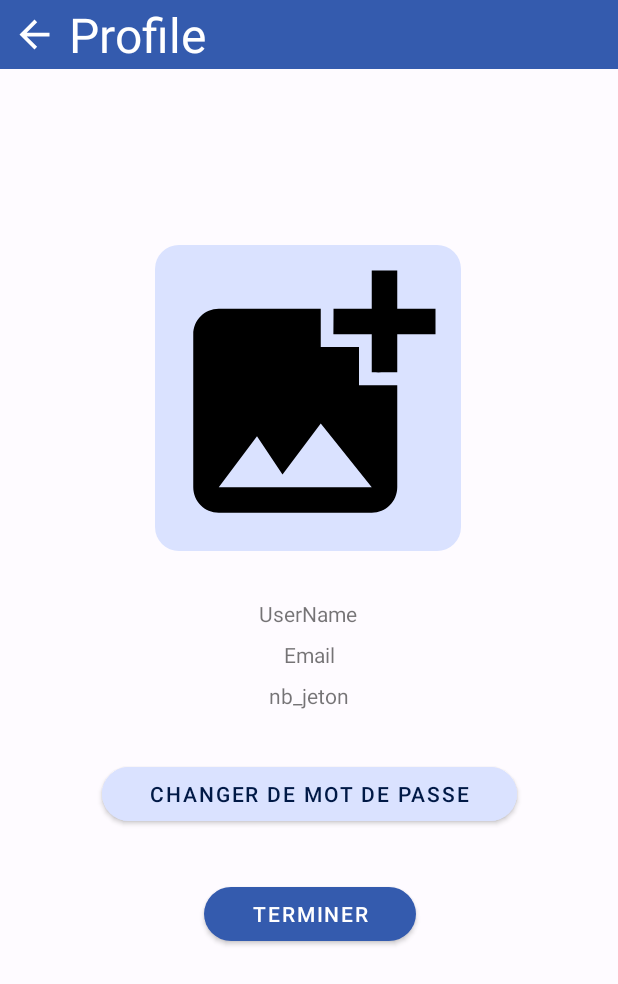
After one commit to MAXCOEUR/citycards, an Android app: the layout activity_profile.xml on its own in the app's theme, with its tools: preview values and no code run, on a phone screen of 412 x 824 dp. The commit adds this screen. Shown: the top 984 px of the screen. Run offline under Robolectric (Android 15) with nearby library versions, the phone set to English and light mode, and no system bars.

Commit message:
Création view model et layout profile

```diff
--- a/app/src/main/java/com/example/citycards/RetrofitAPi/ApiService.kt
+++ b/app/src/main/java/com/example/citycards/RetrofitAPi/ApiService.kt
@@ -15,5 +15,4 @@ interface ApiService {
                           @Query("minPopulation") minPop: Int=15000,
                           @Query("maxPopulation") maxPop: Int?=null,
     ): Response<CityList>
-
 }
--- a/app/src/main/java/com/example/citycards/View/Main/MainActivity.kt
+++ b/app/src/main/java/com/example/citycards/View/Main/MainActivity.kt
@@ -13,7 +13,7 @@ import com.example.citycards.View.Main.home.HomeFragment
 import com.example.citycards.View.Main.notifications.NotificationsFragment
 import java.io.Serializable
 
-class MainActivity : AppCompatActivity() {
+class  MainActivity : AppCompatActivity() {
 
     companion object {
         const val CLE_USER = "CLE_USER1"
--- /dev/null
+++ b/app/src/main/java/com/example/citycards/View/Porfile/ProfileFragment.kt
@@ -0,0 +1,49 @@
+package com.example.citycards.View.Porfile
+
+import android.os.Bundle
+import android.util.Log
+import android.view.WindowManager
+import androidx.appcompat.app.AppCompatActivity
+import com.example.citycards.Model.User
+import com.example.citycards.R
+import com.example.citycards.View.Main.dashboard.DashboardFragment
+import com.example.citycards.View.Main.home.HomeFragment
+import com.example.citycards.View.Main.notifications.NotificationsFragment
+import com.example.citycards.databinding.ActivityMainBinding
+import com.google.android.material.bottomnavigation.BottomNavigationView
+
+
+class ProfileFragment : AppCompatActivity() {
+
+    companion object {
+        const val CLE_USER = "CLE_USER1"
+    }
+
+    private lateinit var binding: ActivityMainBinding
+    lateinit var user: User
+
+    override fun onCreate(savedInstanceState: Bundle?) {
+        super.onCreate(savedInstanceState)
+        this.window?.setSoftInputMode(WindowManager.LayoutParams.SOFT_INPUT_ADJUST_RESIZE)
+        binding = ActivityMainBinding.inflate(layoutInflater)
+        setContentView(binding.root)
+
+        val intent = intent
+        user = intent.getSerializableExtra(ProfileFragment.CLE_USER) as User
+
+
+        val fragmentManager = supportFragmentManager
+
+        // Commencez la transaction
+        val transaction = fragmentManager.beginTransaction()
+
+        // Créez une instance du fragment que vous souhaitez afficher
+
+
+        // Validez la transaction
+        transaction.commit()
+
+
+
+    }
+}
--- /dev/null
+++ b/app/src/main/java/com/example/citycards/View/Porfile/ProfileViewModel.kt
@@ -0,0 +1,13 @@
+package com.example.citycards.View.Porfile
+
+import androidx.lifecycle.LiveData
+import androidx.lifecycle.MutableLiveData
+import androidx.lifecycle.ViewModel
+
+class ProfileViewModel : ViewModel() {
+
+    private val _text = MutableLiveData<String>().apply {
+        value = "This is Profile Fragment"
+    }
+    val text: LiveData<String> = _text
+}
--- /dev/null
+++ b/app/src/main/res/layout/activity_profile.xml
@@ -0,0 +1,121 @@
+<?xml version="1.0" encoding="utf-8"?>
+<androidx.constraintlayout.widget.ConstraintLayout xmlns:android="http://schemas.android.com/apk/res/android"
+    xmlns:app="http://schemas.android.com/apk/res-auto"
+    xmlns:tools="http://schemas.android.com/tools"
+    android:layout_width="match_parent"
+    android:layout_height="match_parent">
+
+    <TextView
+        android:id="@+id/tv_userName4"
+        android:layout_width="wrap_content"
+        android:layout_height="wrap_content"
+        android:layout_marginTop="8dp"
+        android:text="nb_jeton"
+        app:layout_constraintEnd_toEndOf="parent"
+        app:layout_constraintStart_toStartOf="parent"
+        app:layout_constraintTop_toBottomOf="@+id/tv_userName3" />
+
+    <androidx.constraintlayout.widget.ConstraintLayout
+        android:id="@+id/constraintLayout"
+        android:layout_width="0dp"
+        android:layout_height="wrap_content"
+        android:background="@color/primary"
+        app:layout_constraintEnd_toEndOf="parent"
+        app:layout_constraintHorizontal_bias="0.0"
+        app:layout_constraintStart_toStartOf="parent"
+        app:layout_constraintTop_toTopOf="parent">
+
+        <TextView
+            android:id="@+id/tv_Titre"
+            android:layout_width="0dp"
+            android:layout_height="wrap_content"
+            android:layout_marginStart="@dimen/taille8"
+            android:text="Profile"
+            android:textColor="@color/onPrimary"
+            android:textSize="@dimen/Fonttaille32"
+            app:layout_constraintBottom_toBottomOf="parent"
+            app:layout_constraintEnd_toEndOf="parent"
+            app:layout_constraintStart_toEndOf="@+id/bt_back"
+            app:layout_constraintTop_toTopOf="parent" />
+
+        <ImageButton
+            android:id="@+id/bt_back"
+            android:layout_width="30dp"
+            android:layout_height="30dp"
+            android:layout_margin="@dimen/taille8"
+            android:background="@drawable/baseline_arrow_white_24"
+            android:padding="@dimen/taille32"
+            app:layout_constraintBottom_toBottomOf="parent"
+            app:layout_constraintStart_toStartOf="parent"
+            app:layout_constraintTop_toTopOf="parent" />
+
+    </androidx.constraintlayout.widget.ConstraintLayout>
+
+    <ImageView
+        android:id="@+id/iv_ImagePicker2"
+        android:layout_width="204dp"
+        android:layout_height="204dp"
+        android:layout_marginTop="117dp"
+        android:background="@drawable/rounded_border"
+        android:src="@drawable/baseline_add_photo_alternate_24"
+        app:layout_constraintEnd_toEndOf="parent"
+        app:layout_constraintHorizontal_bias="0.497"
+        app:layout_constraintStart_toStartOf="parent"
+        app:layout_constraintTop_toBottomOf="@+id/constraintLayout" />
+
+    <TextView
+        android:id="@+id/tv_userName"
+        android:layout_width="wrap_content"
+        android:layout_height="wrap_content"
+        android:layout_marginTop="32dp"
+        android:text="UserName"
+        app:layout_constraintEnd_toEndOf="parent"
+        app:layout_constraintHorizontal_bias="0.498"
+        app:layout_constraintStart_toStartOf="parent"
+        app:layout_constraintTop_toBottomOf="@+id/iv_ImagePicker2" />
+
+    <TextView
+        android:id="@+id/tv_userName3"
+        android:layout_width="wrap_content"
+        android:layout_height="wrap_content"
+        android:layout_marginTop="8dp"
+        android:text="Email"
+        app:layout_constraintEnd_toEndOf="parent"
+        app:layout_constraintStart_toStartOf="parent"
+        app:layout_constraintTop_toBottomOf="@+id/tv_userName" />
+
+    <Button
+        android:id="@+id/bt_CreationCompte3"
+        style="@style/Widget.MaterialComponents.Button"
+        android:layout_width="wrap_content"
+        android:layout_height="wrap_content"
+        android:layout_marginTop="32dp"
+        android:backgroundTint="@color/primaryContainer"
+        android:paddingLeft="@dimen/taille32"
+        android:paddingTop="@dimen/taille8"
+        android:paddingRight="@dimen/taille32"
+        android:paddingBottom="@dimen/taille8"
+        android:text="Changer de mot de passe"
+        android:textColor="@color/onPrimaryContainer"
+        app:cornerRadius="@dimen/radius_button"
+        app:layout_constraintEnd_toEndOf="parent"
+        app:layout_constraintStart_toStartOf="parent"
+        app:layout_constraintTop_toBottomOf="@+id/tv_userName4" />
+
+    <Button
+        android:id="@+id/bt_Suivant5"
+        android:layout_width="wrap_content"
+        android:layout_height="wrap_content"
+        android:layout_marginTop="32dp"
+        android:paddingLeft="@dimen/taille32"
+        android:paddingTop="@dimen/taille8"
+        android:paddingRight="@dimen/taille32"
+        android:paddingBottom="@dimen/taille8"
+        android:text="Terminer"
+        app:cornerRadius="@dimen/radius_button"
+        app:layout_constraintEnd_toEndOf="parent"
+        app:layout_constraintHorizontal_bias="0.502"
+        app:layout_constraintStart_toStartOf="parent"
+        app:layout_constraintTop_toBottomOf="@+id/bt_CreationCompte3" />
+
+</androidx.constraintlayout.widget.ConstraintLayout>
```
